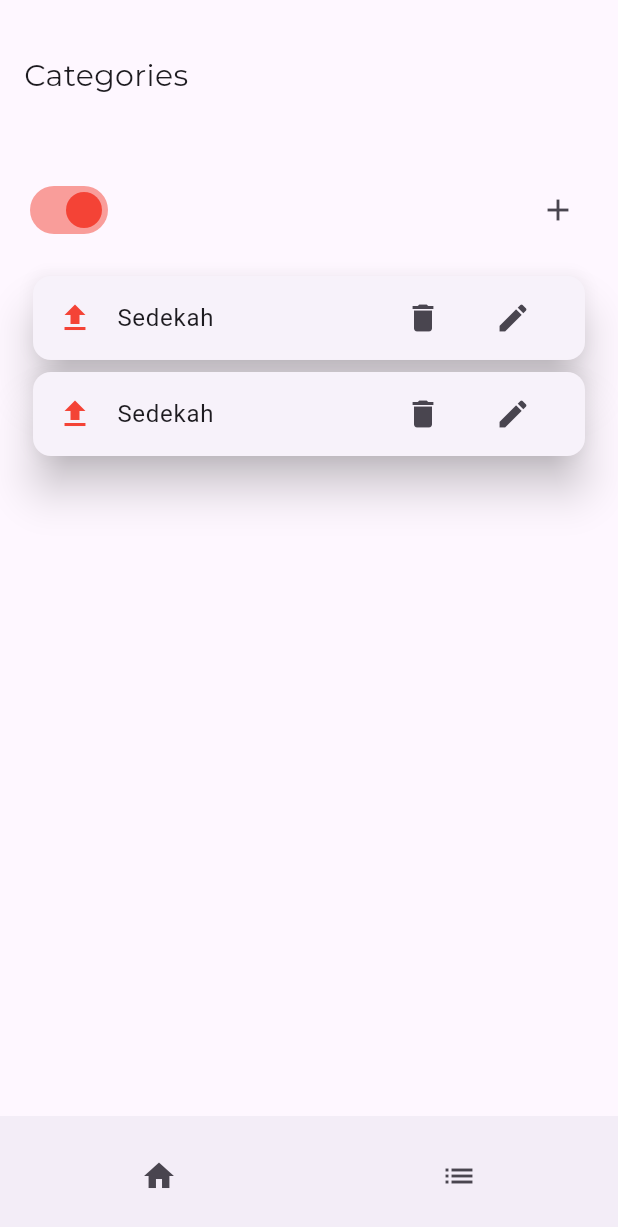
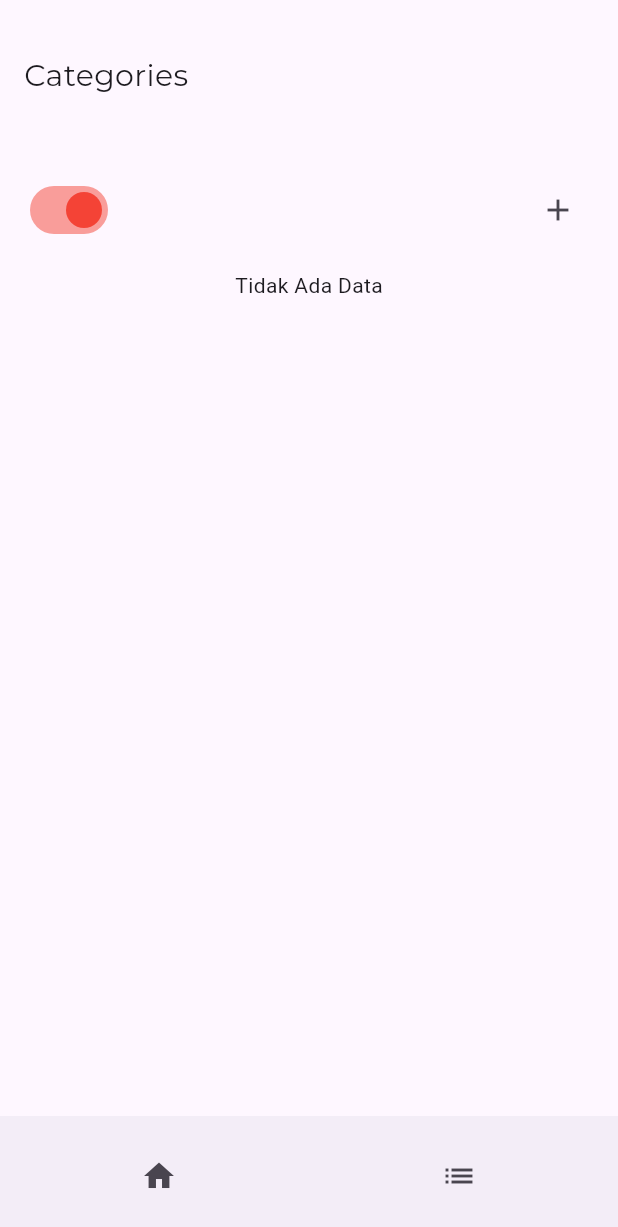
Before and after one commit to HanggaraPutra/moneytracker, a Flutter app: the screen it shows after launch, after a tap on the "list" icon, on a phone screen of 412 x 824 dp. Shown: the top 1227 px of the screen. Run offline on Flutter 3.47's test engine with Material 3 defaults, Android fonts, the phone set to English and light mode, and no system bars; our stand-ins replace drift, google_fonts, sqlite3_flutter_libs; missing offline and left inert: calendar_appbar, sqlite3; accounts and stored records are empty; generated files the repository leaves out were written again.

```diff
--- a/lib/pages/category_page.dart
+++ b/lib/pages/category_page.dart
@@ -1,7 +1,7 @@
 import 'package:flutter/material.dart';
 
-
 import 'package:google_fonts/google_fonts.dart';
+import 'package:moneytracker/pages/models/database.dart';
 
 class CategoryPage extends StatefulWidget {
   const CategoryPage({super.key});
@@ -12,8 +12,33 @@ class CategoryPage extends StatefulWidget {
 
 class _CategoryPageState extends State<CategoryPage> {
   bool isExpense = true;
+  int type = 2;
+  final AppDatabase database = AppDatabase();
+  TextEditingController categorynameController = TextEditingController();
 
-  void openDialog() {
+  Future insert(String name, int type) async {
+    DateTime now = DateTime.now();
+    final row = await database.into(database.categories).insertReturning(
+        CategoriesCompanion.insert(
+            name: name, type: type, createdAt: now, updateAt: now));
+    print('Masuk :' + row.toString());
+  }
+
+  Future<List<Category>> getAllCategory(int type) async {
+    // Memastikan query Anda di sini benar-benar mengambil data berdasarkan 'type'
+    return await (database.select(database.categories)
+          ..where((tbl) => tbl.type.equals(type)))
+        .get();
+  }
+
+  Future update(int categoryId, String newName) async {
+    return await database.updatecategoryRepo(categoryId, newName);
+  }
+
+  void openDialog(Category? category) {
+    if (category != null) {
+      categorynameController.text = category.name;
+    }
     showDialog(
         context: context,
         builder: (BuildContext context) {
@@ -24,20 +49,36 @@ class _CategoryPageState extends State<CategoryPage> {
                 children: [
                   Text(
                     (isExpense) ? "Tambah Pengeluaran" : "Tambah Pemasukan",
-                  style: GoogleFonts.montserrat(fontSize: 16,
+                    style: GoogleFonts.montserrat(
+                        fontSize: 16,
                         color: (isExpense) ? Colors.red : Colors.green),
                   ),
                   SizedBox(
                     height: 10,
                   ),
                   TextFormField(
+                    controller: categorynameController,
                     decoration: InputDecoration(
                         border: OutlineInputBorder(), hintText: "Nama"),
                   ),
                   SizedBox(
                     height: 10,
                   ),
-                   ElevatedButton(onPressed: () {}, child: Text("Save"))
+                  ElevatedButton(
+                      onPressed: () {
+                        if (category == null) {
+                          insert(
+                              categorynameController.text, isExpense ? 2 : 1);
+                        } else {
+                          update(category.id, categorynameController.text);
+                        }
+
+                        Navigator.of(context, rootNavigator: true)
+                            .pop('dialog');
+                        setState(() {});
+                        categorynameController.clear();
+                      },
+                      child: Text("Save"))
                 ],
               )),
             ),
@@ -60,6 +101,7 @@ class _CategoryPageState extends State<CategoryPage> {
                 onChanged: (bool value) {
                   setState(() {
                     isExpense = value;
+                    type = value ? 2 : 1;
                   });
                 },
                 inactiveTrackColor: Colors.green[200],
@@ -68,14 +110,28 @@ class _CategoryPageState extends State<CategoryPage> {
               ),
               IconButton(
                 onPressed: () {
-                  openDialog();
+                  openDialog(null);
                 },
                 icon: Icon(Icons.add),
               )
             ],
           ),
         ),
-        Padding(
+        FutureBuilder<List<Category>>(
+          future: getAllCategory(type),
+          builder: (context, snapshot) {
+            if (snapshot.connectionState == ConnectionState.waiting) {
+              return Center(
+                child: CircularProgressIndicator(),
+              );
+            } else {
+              if (snapshot.hasData) {
+                if (snapshot.data!.length > 0) {
+                  return ListView.builder(
+                      itemCount: snapshot.data!.length,
+                      shrinkWrap: true,
+                      itemBuilder: (context, index) {
+                        return Padding(
                           padding: const EdgeInsets.symmetric(horizontal: 18),
                           child: Card(
                             elevation: 12,
@@ -84,44 +140,44 @@ class _CategoryPageState extends State<CategoryPage> {
                                   ? Icon(Icons.upload, color: Colors.red)
                                   : Icon(Icons.download, color: Colors.green),
                               title: Text(
-                "Sedekah",
+                                snapshot.data![index].name,
                               ),
                               trailing: Row(
                                 mainAxisSize: MainAxisSize.min,
                                 children: [
-                  IconButton(onPressed: () {}, icon: Icon(Icons.delete)),
+                                  IconButton(
+                                      onPressed: () {
+                                        database.deletecategoryRepo(
+                                            snapshot.data![index].id);
+                                        setState(() {});
+                                      },
+                                      icon: Icon(Icons.delete)),
                                   SizedBox(
                                     width: 12,
                                   ),
-                  IconButton(onPressed: () {}, icon: Icon(Icons.edit))
+                                  IconButton(
+                                      onPressed: () {
+                                        openDialog(snapshot.data![index]);
+                                      },
+                                      icon: Icon(Icons.edit))
                                 ],
                               ),
                             ),
                           ),
-        ),
-        Padding(
-          padding: const EdgeInsets.symmetric(horizontal: 18),
-          child: Card(
-            elevation: 12,
-            child: ListTile(
-              leading: (isExpense)
-                  ? Icon(Icons.upload, color: Colors.red)
-                  : Icon(Icons.download, color: Colors.green),
-              title: Text(
-                "Sedekah",
-              ),
-              trailing: Row(
-                mainAxisSize: MainAxisSize.min,
-                children: [
-                  IconButton(onPressed: () {}, icon: Icon(Icons.delete)),
-                  SizedBox(
-                    width: 12,
-                  ),
-                  IconButton(onPressed: () {}, icon: Icon(Icons.edit))
-                ],
-              ),
-            ),
-          ),
+                        );
+                      });
+                } else {
+                  return Center(
+                    child: Text("Tidak Ada Data"),
+                  );
+                }
+              } else {
+                return Center(
+                  child: Text("Tidak Ada Data"),
+                );
+              }
+            }
+          },
         ),
       ],
     ));
--- /dev/null
+++ b/lib/pages/models/category.dart
@@ -0,0 +1,11 @@
+import 'package:drift/drift.dart';
+
+@DataClassName('Category')
+class Categories extends Table {
+  IntColumn get id => integer().autoIncrement()();
+  TextColumn get name => text().withLength(max: 128)();
+  IntColumn get type => integer()();
+  DateTimeColumn get createdAt => dateTime()();
+  DateTimeColumn get updateAt => dateTime()();
+  DateTimeColumn get deletedAt => dateTime().nullable()();
+}
--- a/pubspec.yaml
+++ b/pubspec.yaml
@@ -38,10 +38,16 @@ dependencies:
   google_fonts: ^6.2.1
   calendar_appbar: ^0.0.6
   intl: ^0.17.0
+  drift: ^2.18.0
+  sqlite3_flutter_libs: ^0.5.0
+  path_provider: ^2.0.0
+  path: ^1.8.1
 
 dev_dependencies:
   flutter_test:
     sdk: flutter
+  drift_dev: ^2.18.0
+  build_runner: ^2.4.9
 
   # The "flutter_lints" package below contains a set of recommended lints to
   # encourage good coding practices. The lint set provided by the package is
```
Also changed, not shown: lib/pages/models/database.dart (added, +56 -0 lines), lib/pages/models/transaction.dart (added, +13 -0 lines), lib/pages/models/database.g.dart (added), pubspec.lock, 5 other files. Lines whose indentation alone changed are shown as unchanged.
